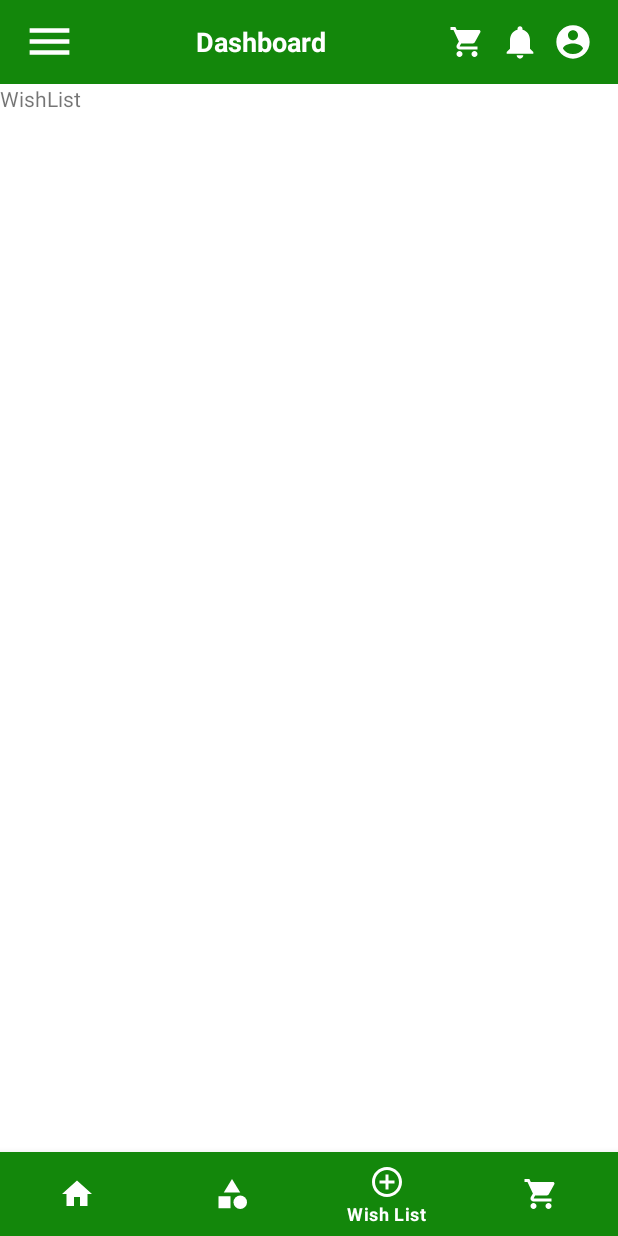
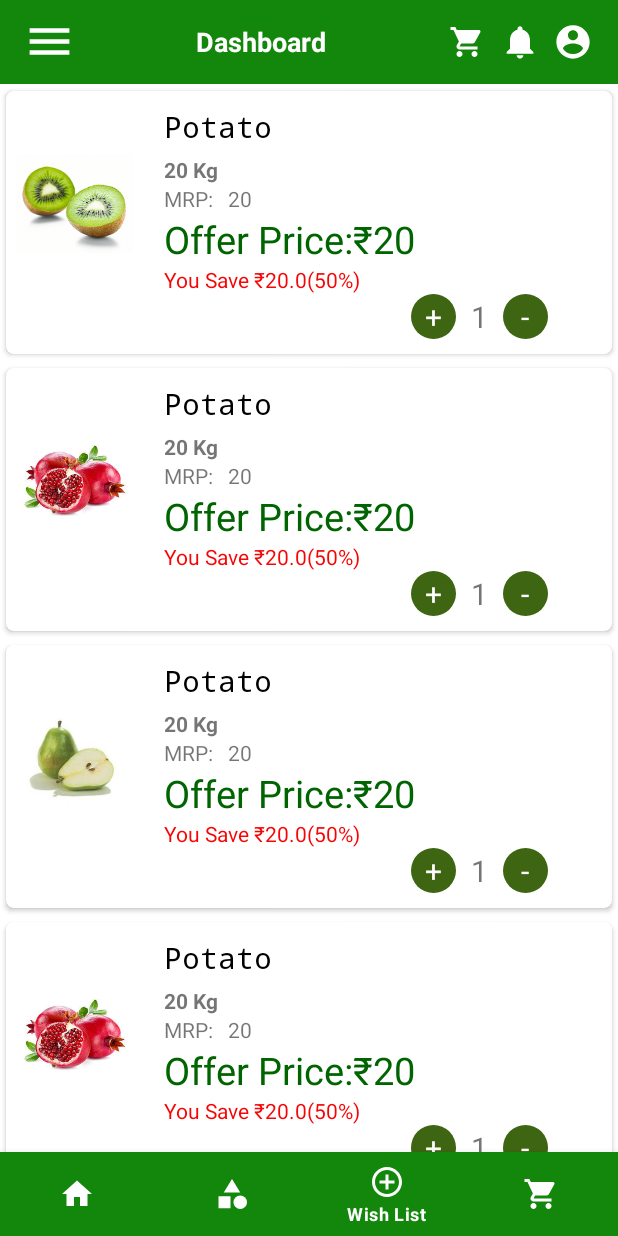
Before and after one commit to abhishekissky/E-Commerce-App, an Android app: the HomeFragment screen opened directly, with no data from a screen before it, item 3 of the bottom bar chosen, on a phone screen of 412 x 824 dp. Run offline under Robolectric (Android 15) with nearby library versions, the light colour scheme and no system bars; our stand-ins replace Firebase (no records; nobody signed in at launch, a user with empty details on screens opened directly).

Commit message:
Wish List and category

```diff
--- /dev/null
+++ b/app/src/main/java/com/example/myapplication/Adapter/WishListAdapter.java
@@ -0,0 +1,61 @@
+package com.example.myapplication.Adapter;
+
+import android.content.Context;
+import android.view.LayoutInflater;
+import android.view.View;
+import android.view.ViewGroup;
+import android.widget.ImageView;
+import android.widget.TextView;
+
+import androidx.annotation.NonNull;
+import androidx.recyclerview.widget.RecyclerView;
+
+import com.example.myapplication.Models.WishListModel;
+import com.example.myapplication.R;
+
+import java.util.List;
+
+public class WishListAdapter extends RecyclerView.Adapter<WishListAdapter.ViewHolder> {
+
+    Context context;
+    List<WishListModel> list;
+
+    public WishListAdapter(Context context, List<WishListModel> list) {
+        this.context = context;
+        this.list = list;
+    }
+
+    @NonNull
+    @Override
+    public ViewHolder onCreateViewHolder(@NonNull ViewGroup parent, int viewType) {
+
+        View view = LayoutInflater.from(context).inflate(R.layout.wish_list_layout,parent,false);
+        return new ViewHolder(view);
+    }
+
+    @Override
+    public void onBindViewHolder(@NonNull ViewHolder holder, int position) {
+        holder.ProductNameTv.setText(list.get(position).getProduct_name());
+        holder.product_mrp_digit.setText(list.get(position).getProduct_mrp_digit());
+        holder.productIv.setImageResource(list.get(position).getProduct_image());
+    }
+
+    @Override
+    public int getItemCount() {
+        return list.size();
+    }
+
+    public class ViewHolder extends RecyclerView.ViewHolder {
+
+        TextView ProductNameTv,ProductPriceTv,product_mrp_digit;
+        ImageView productIv;
+        public ViewHolder(@NonNull View itemView) {
+            super(itemView);
+
+            ProductNameTv = itemView.findViewById(R.id.ProductNameTv);
+            ProductPriceTv = itemView.findViewById(R.id.ProductPriceTv);
+            product_mrp_digit = itemView.findViewById(R.id.product_mrp_digit);
+            productIv = itemView.findViewById(R.id.productIv);
+        }
+    }
+}
--- /dev/null
+++ b/app/src/main/java/com/example/myapplication/Models/WishListModel.java
@@ -0,0 +1,38 @@
+package com.example.myapplication.Models;
+
+public class WishListModel {
+
+    String product_name;
+    String product_mrp_digit;
+    int product_image;
+
+    public WishListModel(String product_name, String product_mrp_digit,int product_image) {
+        this.product_name = product_name;
+        this.product_mrp_digit = product_mrp_digit;
+        this.product_image = product_image;
+    }
+
+    public String getProduct_name() {
+        return product_name;
+    }
+
+    public void setProduct_name(String product_name) {
+        this.product_name = product_name;
+    }
+
+    public String getProduct_mrp_digit() {
+        return product_mrp_digit;
+    }
+
+    public void setProduct_mrp_digit(String product_mrp_digit) {
+        this.product_mrp_digit = product_mrp_digit;
+    }
+
+    public int getProduct_image() {
+        return product_image;
+    }
+
+    public void setProduct_image(int product_image) {
+        this.product_image = product_image;
+    }
+}
--- a/app/src/main/java/com/example/myapplication/fragments/HomeFragment.java
+++ b/app/src/main/java/com/example/myapplication/fragments/HomeFragment.java
@@ -12,8 +12,15 @@ import android.view.ViewGroup;
 import android.widget.TextView;
 
 import com.example.myapplication.R;
+import com.google.android.gms.tasks.OnSuccessListener;
+import com.google.android.gms.tasks.Task;
 import com.google.firebase.firestore.CollectionReference;
 import com.google.firebase.firestore.FirebaseFirestore;
+import com.google.firebase.firestore.QueryDocumentSnapshot;
+import com.google.firebase.firestore.QuerySnapshot;
+
+import java.util.ArrayList;
+import java.util.List;
 
 
 public class HomeFragment extends Fragment {
@@ -28,15 +35,57 @@ public class HomeFragment extends Fragment {
 
         firebaseFirestore = FirebaseFirestore.getInstance();
 
-        getData();
+        init();
 
         return view;
     }
 
-    private void getData() {
+    private void init() {
+        firebaseFirestore = FirebaseFirestore.getInstance();
+        List<String> uid = new ArrayList<>();
 
-        CollectionReference collectionReference = firebaseFirestore.collection("Users");
-        Log.v("Data",collectionReference.getId());
+
+        Task<QuerySnapshot> collectionReference = firebaseFirestore.collection("Users")
+                .get()
+                .addOnSuccessListener(new OnSuccessListener<QuerySnapshot>() {
+                    @Override
+                    public void onSuccess(QuerySnapshot queryDocumentSnapshots) {
+                        for(QueryDocumentSnapshot querySnapshot:queryDocumentSnapshots){
+                            Log.v("Data Get", String.valueOf(querySnapshot));
+                            Log.v("Data MGet", String.valueOf(querySnapshot.get("Address")));
+                            uid.add(String.valueOf(querySnapshot.get("uid")));
+                            Log.v("list", String.valueOf(uid));
+
+                            getDatabaseData(String.valueOf(querySnapshot.get("uid")));
+
+                        }
+                    }
+                });
+
+
+
 
     }
+    private void getDatabaseData(String uid) {
+        Task<QuerySnapshot> collectionReference = firebaseFirestore.collection("Users")
+                .document(uid)
+                .collection("user_products_details")
+                .get()
+                .addOnSuccessListener(new OnSuccessListener<QuerySnapshot>() {
+                    @Override
+                    public void onSuccess(QuerySnapshot queryDocumentSnapshots) {
+                        for (QueryDocumentSnapshot querySnapshot:queryDocumentSnapshots) {
+                            Log.v("Collection", String.valueOf(querySnapshot));
+                            Log.v("Collection1", querySnapshot.get("product_name")+"and"+querySnapshot.get("product_price"));
+                            String product_name = String.valueOf(querySnapshot.get("product_name"));
+                            String product_price = String.valueOf(querySnapshot.get("product_price"));
+
+
+
+
+                        }
+
+                    }
+                });
+    }
 }
--- a/app/src/main/java/com/example/myapplication/fragments/WishListFragment.java
+++ b/app/src/main/java/com/example/myapplication/fragments/WishListFragment.java
@@ -3,64 +3,58 @@ package com.example.myapplication.fragments;
 import android.os.Bundle;
 
 import androidx.fragment.app.Fragment;
+import androidx.recyclerview.widget.LinearLayoutManager;
+import androidx.recyclerview.widget.RecyclerView;
 
 import android.view.LayoutInflater;
 import android.view.View;
 import android.view.ViewGroup;
 
+import com.example.myapplication.Adapter.WishListAdapter;
+import com.example.myapplication.Models.WishListModel;
 import com.example.myapplication.R;
 
-/**
- * A simple {@link Fragment} subclass.
- * Use the {@link WishListFragment#newInstance} factory method to
- * create an instance of this fragment.
- */
+import java.util.ArrayList;
+import java.util.List;
+
+
 public class WishListFragment extends Fragment {
 
-    // TODO: Rename parameter arguments, choose names that match
-    // the fragment initialization parameters, e.g. ARG_ITEM_NUMBER
-    private static final String ARG_PARAM1 = "param1";
-    private static final String ARG_PARAM2 = "param2";
+    RecyclerView recyclerView;
+    List<WishListModel> wishListModels;
+    WishListAdapter wishListAdapter;
 
-    // TODO: Rename and change types of parameters
-    private String mParam1;
-    private String mParam2;
-
-    public WishListFragment() {
-        // Required empty public constructor
-    }
-
-    /**
-     * Use this factory method to create a new instance of
-     * this fragment using the provided parameters.
-     *
-     * @param param1 Parameter 1.
-     * @param param2 Parameter 2.
-     * @return A new instance of fragment WishlistFragment.
-     */
-    // TODO: Rename and change types and number of parameters
-    public static WishListFragment newInstance(String param1, String param2) {
-        WishListFragment fragment = new WishListFragment();
-        Bundle args = new Bundle();
-        args.putString(ARG_PARAM1, param1);
-        args.putString(ARG_PARAM2, param2);
-        fragment.setArguments(args);
-        return fragment;
-    }
-
-    @Override
-    public void onCreate(Bundle savedInstanceState) {
-        super.onCreate(savedInstanceState);
-        if (getArguments() != null) {
-            mParam1 = getArguments().getString(ARG_PARAM1);
-            mParam2 = getArguments().getString(ARG_PARAM2);
-        }
-    }
 
     @Override
     public View onCreateView(LayoutInflater inflater, ViewGroup container,
                              Bundle savedInstanceState) {
         // Inflate the layout for this fragment
-        return inflater.inflate(R.layout.fragment_wishlist, container, false);
+        View view = inflater.inflate(R.layout.fragment_wishlist, container, false);
+        recyclerView = view.findViewById(R.id.wish_list_recycleView);
+        List<WishListModel>wishListModels1 = new ArrayList<>();
+        wishListModels1=getData();
+
+        WishListAdapter adapter = new WishListAdapter(getContext(),wishListModels1);
+        recyclerView.setLayoutManager(new LinearLayoutManager(getContext()));
+        recyclerView.setAdapter(adapter);
+
+
+        return view;
+    }
+
+
+    private List<WishListModel> getData() {
+
+        wishListModels = new ArrayList<>();
+        wishListModels.add(new WishListModel("Potato","20",R.drawable.kiwi));
+        wishListModels.add(new WishListModel("Potato","20",R.drawable.ponet));
+        wishListModels.add(new WishListModel("Potato","20",R.drawable.pears));
+        wishListModels.add(new WishListModel("Potato","20",R.drawable.ponet));
+        wishListModels.add(new WishListModel("Potato","20",R.drawable.ponet));
+        wishListModels.add(new WishListModel("Potato","20",R.drawable.ponet));
+        wishListModels.add(new WishListModel("Potato","20",R.drawable.ponet));
+
+        return wishListModels;
+
     }
 }
--- /dev/null
+++ b/app/src/main/res/drawable/oval_background.xml
@@ -0,0 +1,7 @@
+<?xml version="1.0" encoding="utf-8"?>
+<shape xmlns:android="http://schemas.android.com/apk/res/android"
+        >
+        <solid android:color="#3E6511"/>
+        <stroke android:width="0dp" android:color="#fff" />
+        <corners android:radius="999dp"/>
+    </shape>
--- a/app/src/main/res/layout/fragment_wishlist.xml
+++ b/app/src/main/res/layout/fragment_wishlist.xml
@@ -6,9 +6,11 @@
     tools:context=".fragments.WishListFragment">
 
     <!-- TODO: Update blank fragment layout -->
-    <TextView
+
+    <androidx.recyclerview.widget.RecyclerView
         android:layout_width="match_parent"
         android:layout_height="match_parent"
-        android:text="WishList" />
+        android:id="@+id/wish_list_recycleView" />
+
 
 </FrameLayout>
--- /dev/null
+++ b/app/src/main/res/layout/wish_list_layout.xml
@@ -0,0 +1,145 @@
+<?xml version="1.0" encoding="utf-8"?>
+<androidx.cardview.widget.CardView
+    xmlns:android="http://schemas.android.com/apk/res/android"
+    xmlns:app="http://schemas.android.com/apk/res-auto"
+    xmlns:tools="http://schemas.android.com/tools"
+    android:layout_width="match_parent"
+    android:layout_height="wrap_content"
+    app:cardUseCompatPadding="true"
+    app:cardCornerRadius="5dp"
+    android:paddingBottom="20dp"
+    app:cardElevation="2dp"
+    app:cardBackgroundColor="#FFFFFF">
+
+    <LinearLayout
+        android:layout_width="match_parent"
+        android:layout_height="match_parent"
+        android:orientation="vertical"
+        app:layout_constraintBottom_toBottomOf="parent"
+        tools:layout_editor_absoluteX="3dp">
+
+        <RelativeLayout
+            android:layout_width="match_parent"
+            android:layout_height="wrap_content"
+            android:gravity="center_vertical">
+
+            <ImageView
+                android:id="@+id/productIv"
+                android:layout_width="80dp"
+                android:layout_height="70dp"
+                android:layout_marginTop="40dp"
+                android:layout_marginLeft="5dp"
+                android:background="#ffffff"
+                android:foregroundGravity=""
+                android:src="@drawable/products" />
+
+            <TextView
+                android:id="@+id/ProductNameTv"
+                android:layout_width="wrap_content"
+                android:layout_height="wrap_content"
+                android:layout_marginStart="20dp"
+                android:layout_marginLeft="20dp"
+                android:layout_marginTop="10dp"
+                android:layout_toEndOf="@id/productIv"
+                android:layout_toRightOf="@id/productIv"
+                android:text="Commodity Name"
+                android:textColor="#000000"
+                android:textSize="20dp"
+                android:fontFamily="monospace"/>
+
+
+            <TextView
+                android:id="@+id/ProductPriceTv"
+                android:layout_width="wrap_content"
+                android:layout_height="wrap_content"
+                android:layout_below="@id/ProductNameTv"
+                android:layout_marginLeft="20dp"
+                android:layout_marginTop="5dp"
+                android:layout_toRightOf="@id/productIv"
+                android:maxLines="1"
+                android:text="20 Kg"
+                android:textStyle="bold" />
+
+            <TextView
+                android:id="@+id/product_mrpTxt"
+                android:layout_width="wrap_content"
+                android:layout_height="wrap_content"
+                android:layout_toRightOf="@id/productIv"
+                android:layout_below="@+id/ProductPriceTv"
+                android:layout_marginLeft="20dp"
+                android:text="MRP:"/>
+            <TextView
+                android:layout_width="wrap_content"
+                android:layout_height="wrap_content"
+                android:id="@+id/product_mrp_digit"
+                android:layout_toRightOf="@id/product_mrpTxt"
+                android:layout_below="@+id/ProductPriceTv"
+                android:layout_marginLeft="10dp"
+                android:text="₹40"/>
+
+            <TextView
+                android:layout_width="wrap_content"
+                android:layout_height="wrap_content"
+                android:text="Offer Price:₹20"
+                android:id="@+id/offer_price"
+                android:layout_below="@+id/product_mrpTxt"
+                android:layout_toRightOf="@id/productIv"
+                android:layout_marginLeft="20dp"
+                android:textColor="#006400"
+                android:textSize="25dp"/>
+
+            <TextView
+                android:layout_width="wrap_content"
+                android:layout_height="wrap_content"
+                android:id="@+id/save_rupee"
+                android:layout_below="@+id/offer_price"
+                android:layout_toRightOf="@id/productIv"
+                android:layout_marginLeft="20dp"
+                android:text="You Save ₹20.0(50%) "
+                android:textColor="#F60505"/>
+
+
+            <LinearLayout
+                android:layout_width="wrap_content"
+                android:layout_height="wrap_content"
+                android:layout_toRightOf="@+id/save_rupee"
+                android:layout_below="@+id/save_rupee"
+                android:layout_marginLeft="30dp"
+                android:paddingBottom="10dp"
+                android:weightSum="3">
+                <TextView
+                    android:id="@+id/product_qty_In"
+                    android:layout_width="30dp"
+                    android:layout_height="30dp"
+                    android:gravity="center"
+                    android:textColor="@color/white"
+                    android:layout_below="@+id/save_rupee"
+                    android:background="@drawable/oval_background"
+                    android:layout_toRightOf="@id/save_rupee"
+                    android:text="+"
+                    android:textSize="20dp" />
+
+                <TextView
+                    android:layout_width="wrap_content"
+                    android:layout_height="wrap_content"
+                    android:id="@+id/product_qty"
+                    android:textSize="20dp"
+                    android:layout_marginLeft="10dp"
+                    android:layout_below="@+id/save_rupee"
+                    android:layout_toRightOf="@id/product_qty_In"
+                    android:text="1"/>
+
+                <TextView
+                    android:layout_width="30dp"
+                    android:layout_height="30dp"
+                    android:textSize="20dp"
+                    android:layout_marginLeft="10dp"
+                    android:gravity="center"
+                    android:textColor="@color/white"
+                    android:layout_below="@+id/save_rupee"
+                    android:background="@drawable/oval_background"
+                    android:text="-"/>
+            </LinearLayout>
+        </RelativeLayout>
+    </LinearLayout>
+</androidx.cardview.widget.CardView>
```
